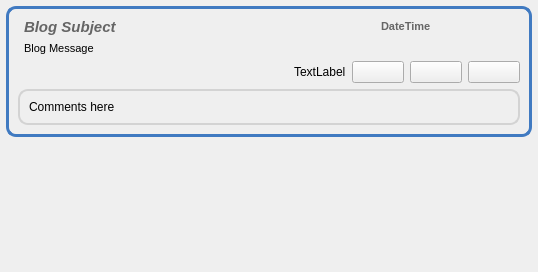
First picture: the form in retroshare-gui/src/gui/blogs/BlogsMsgItem.ui, repository RetroShare/RetroShare, before the edit.
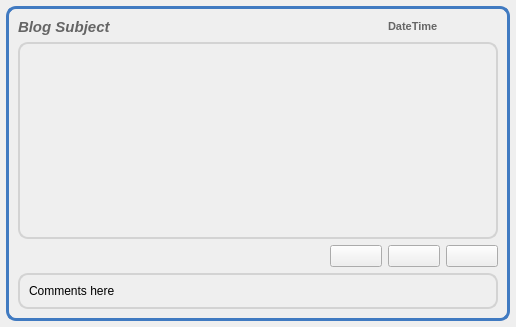
Second picture: the form after the edit. Icons and pictures are not drawn.

Commit message: redesign Create Blog Msg Publisher with html Formating features and fixed textSize formating for Message Composer

What changed in the file:
```diff
--- a/retroshare-gui/src/gui/blogs/BlogsMsgItem.ui
+++ b/retroshare-gui/src/gui/blogs/BlogsMsgItem.ui
@@ -6,8 +6,8 @@
    <rect>
     <x>0</x>
     <y>0</y>
-    <width>538</width>
-    <height>272</height>
+    <width>516</width>
+    <height>327</height>
    </rect>
   </property>
   <property name="windowTitle">
@@ -60,10 +60,41 @@
      <property name="frameShadow">
       <enum>QFrame::Raised</enum>
      </property>
-     <layout class="QGridLayout" name="gridLayout_4">
-      <item row="0" column="1">
+     <layout class="QGridLayout" name="gridLayout_2">
+      <item row="1" column="0">
+       <widget class="QFrame" name="expandFrame">
+        <property name="styleSheet">
+         <string notr="true">QFrame#expandFrame{border: 2px solid #D3D3D3;
+background-color: qlineargradient(x1:0, y1:0, x2:0, y2:1, 
+stop:0 #FFFFFF, stop:1 #F2F2F2);;
+border-radius: 10px;}</string>
+        </property>
+        <property name="frameShape">
+         <enum>QFrame::StyledPanel</enum>
+        </property>
+        <property name="frameShadow">
+         <enum>QFrame::Raised</enum>
+        </property>
+        <layout class="QVBoxLayout">
+         <item>
+          <widget class="QLabel" name="msgLabel">
+           <property name="sizePolicy">
+            <sizepolicy hsizetype="MinimumExpanding" vsizetype="Preferred">
+             <horstretch>0</horstretch>
+             <verstretch>0</verstretch>
+            </sizepolicy>
+           </property>
+           <property name="text">
+            <string>Comments here</string>
+           </property>
+          </widget>
+         </item>
+        </layout>
+       </widget>
+      </item>
+      <item row="0" column="0">
        <layout class="QGridLayout" name="gridLayout">
-        <item row="0" column="0" colspan="5">
+        <item row="0" column="0" colspan="3">
          <widget class="QLabel" name="titleLabel">
           <property name="sizePolicy">
            <sizepolicy hsizetype="Minimum" vsizetype="Minimum">
@@ -88,7 +119,7 @@
           </property>
          </widget>
         </item>
-        <item row="0" column="5" colspan="3">
+        <item row="0" column="3" colspan="2">
          <widget class="QLabel" name="datetimelabel">
           <property name="font">
            <font>
@@ -105,24 +136,7 @@
           </property>
          </widget>
         </item>
-        <item row="1" column="0" colspan="8">
-         <widget class="QLabel" name="subjectLabel">
-          <property name="sizePolicy">
-           <sizepolicy hsizetype="MinimumExpanding" vsizetype="Expanding">
-            <horstretch>0</horstretch>
-            <verstretch>0</verstretch>
-           </sizepolicy>
-          </property>
-          <property name="text">
-           <string>&lt;!DOCTYPE HTML PUBLIC &quot;-//W3C//DTD HTML 4.0//EN&quot; &quot;http://www.w3.org/TR/REC-html40/strict.dtd&quot;&gt;
-&lt;html&gt;&lt;head&gt;&lt;meta name=&quot;qrichtext&quot; content=&quot;1&quot; /&gt;&lt;style type=&quot;text/css&quot;&gt;
-p, li { white-space: pre-wrap; }
-&lt;/style&gt;&lt;/head&gt;&lt;body style=&quot; font-family:'MS Shell Dlg 2'; font-size:8.25pt; font-weight:400; font-style:normal;&quot;&gt;
-&lt;p style=&quot; margin-top:0px; margin-bottom:0px; margin-left:0px; margin-right:0px; -qt-block-indent:0; text-indent:0px;&quot;&gt;&lt;span style=&quot; font-size:8pt;&quot;&gt;Blog Message&lt;/span&gt;&lt;/p&gt;&lt;/body&gt;&lt;/html&gt;</string>
-          </property>
-         </widget>
-        </item>
-        <item row="2" column="2">
+        <item row="2" column="0" colspan="2">
          <spacer>
           <property name="orientation">
            <enum>Qt::Horizontal</enum>
@@ -132,53 +146,13 @@
           </property>
           <property name="sizeHint" stdset="0">
            <size>
-            <width>67</width>
+            <width>288</width>
             <height>21</height>
            </size>
           </property>
          </spacer>
         </item>
-        <item row="2" column="4" colspan="2">
-         <widget class="QPushButton" name="unsubscribeButton">
-          <property name="sizePolicy">
-           <sizepolicy hsizetype="Fixed" vsizetype="Fixed">
-            <horstretch>0</horstretch>
-            <verstretch>0</verstretch>
-           </sizepolicy>
-          </property>
-          <property name="toolTip">
-           <string>Unsubscribe From Channel</string>
-          </property>
-          <property name="text">
-           <string/>
-          </property>
-          <property name="icon">
-           <iconset resource="../images.qrc">
-            <normaloff>:/images/mail_delete.png</normaloff>:/images/mail_delete.png</iconset>
-          </property>
-         </widget>
-        </item>
-        <item row="2" column="6">
-         <widget class="QPushButton" name="clearButton">
-          <property name="sizePolicy">
-           <sizepolicy hsizetype="Fixed" vsizetype="Fixed">
-            <horstretch>0</horstretch>
-            <verstretch>0</verstretch>
-           </sizepolicy>
-          </property>
-          <property name="toolTip">
-           <string>Remove Item</string>
-          </property>
-          <property name="text">
-           <string/>
-          </property>
-          <property name="icon">
-           <iconset resource="../images.qrc">
-            <normaloff>:/images/close_normal.png</normaloff>:/images/close_normal.png</iconset>
-          </property>
-         </widget>
-        </item>
-        <item row="2" column="7">
+        <item row="2" column="4">
          <widget class="QPushButton" name="expandButton">
           <property name="sizePolicy">
            <sizepolicy hsizetype="Fixed" vsizetype="Fixed">
@@ -202,61 +176,65 @@
          </widget>
         </item>
         <item row="2" column="3">
-         <widget class="QLabel" name="filelabel">
+         <widget class="QPushButton" name="clearButton">
+          <property name="sizePolicy">
+           <sizepolicy hsizetype="Fixed" vsizetype="Fixed">
+            <horstretch>0</horstretch>
+            <verstretch>0</verstretch>
+           </sizepolicy>
+          </property>
+          <property name="toolTip">
+           <string>Remove Item</string>
+          </property>
           <property name="text">
-           <string>TextLabel</string>
+           <string/>
+          </property>
+          <property name="icon">
+           <iconset resource="../images.qrc">
+            <normaloff>:/images/close_normal.png</normaloff>:/images/close_normal.png</iconset>
+          </property>
+         </widget>
+        </item>
+        <item row="2" column="2">
+         <widget class="QPushButton" name="unsubscribeButton">
+          <property name="sizePolicy">
+           <sizepolicy hsizetype="Fixed" vsizetype="Fixed">
+            <horstretch>0</horstretch>
+            <verstretch>0</verstretch>
+           </sizepolicy>
+          </property>
+          <property name="toolTip">
+           <string>Unsubscribe From Channel</string>
+          </property>
+          <property name="text">
+           <string/>
+          </property>
+          <property name="icon">
+           <iconset resource="../images.qrc">
+            <normaloff>:/images/mail_delete.png</normaloff>:/images/mail_delete.png</iconset>
+          </property>
+         </widget>
+        </item>
+        <item row="1" column="0" colspan="5">
+         <widget class="QTextBrowser" name="textBrowser">
+          <property name="sizePolicy">
+           <sizepolicy hsizetype="Expanding" vsizetype="Expanding">
+            <horstretch>0</horstretch>
+            <verstretch>0</verstretch>
+           </sizepolicy>
+          </property>
+          <property name="styleSheet">
+           <string notr="true">QTextBrowser#textBrowser{border: 2px solid #D3D3D3;
+background-color: transparent;
+border-radius: 10px;}</string>
           </property>
          </widget>
         </item>
        </layout>
       </item>
-      <item row="1" column="0" colspan="2">
-       <widget class="QFrame" name="expandFrame">
-        <property name="styleSheet">
-         <string notr="true">QFrame#expandFrame{border: 2px solid #D3D3D3;
-background-color: qlineargradient(x1:0, y1:0, x2:0, y2:1, 
-stop:0 #FFFFFF, stop:1 #F2F2F2);;
-border-radius: 10px;}</string>
-        </property>
-        <property name="frameShape">
-         <enum>QFrame::StyledPanel</enum>
-        </property>
-        <property name="frameShadow">
-         <enum>QFrame::Raised</enum>
-        </property>
-        <layout class="QVBoxLayout">
-         <item>
-          <widget class="QLabel" name="msgLabel">
-           <property name="sizePolicy">
-            <sizepolicy hsizetype="MinimumExpanding" vsizetype="Preferred">
-             <horstretch>0</horstretch>
-             <verstretch>0</verstretch>
-            </sizepolicy>
-           </property>
-           <property name="text">
-            <string>Comments here</string>
-           </property>
-          </widget>
-         </item>
-        </layout>
-       </widget>
-      </item>
      </layout>
     </widget>
    </item>
-   <item row="1" column="0">
-    <spacer name="verticalSpacer_2">
-     <property name="orientation">
-      <enum>Qt::Vertical</enum>
-     </property>
-     <property name="sizeHint" stdset="0">
-      <size>
-       <width>200</width>
-       <height>200</height>
-      </size>
-     </property>
-    </spacer>
-   </item>
   </layout>
  </widget>
  <resources>
```
The commit also changes 10 other files.
